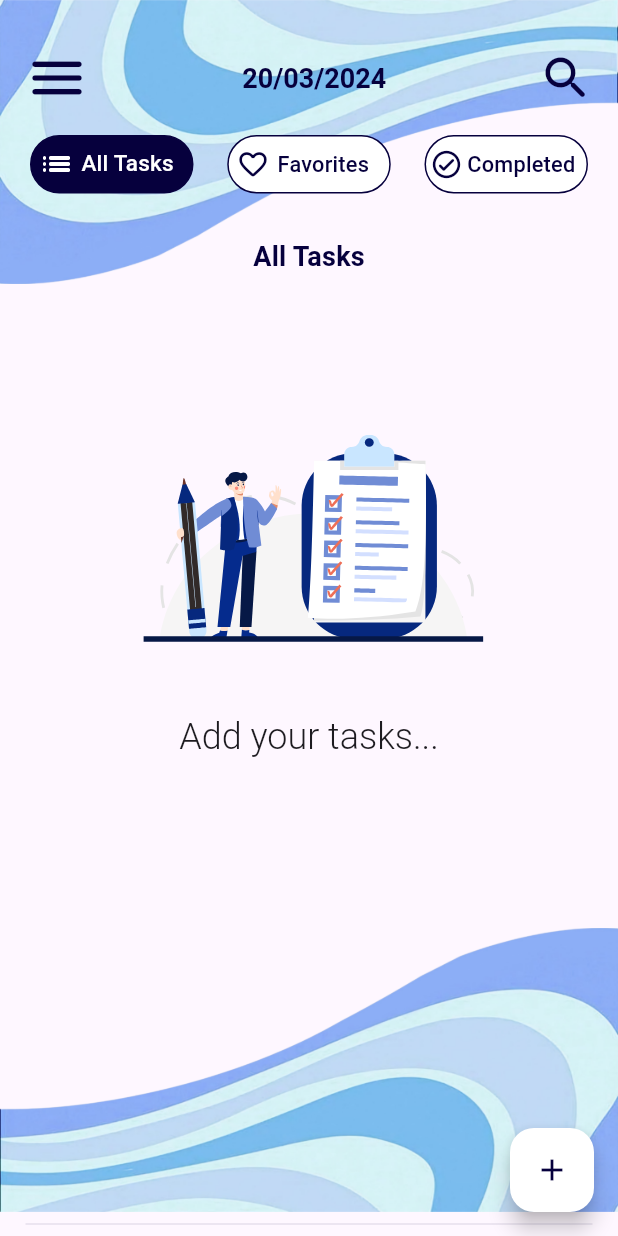
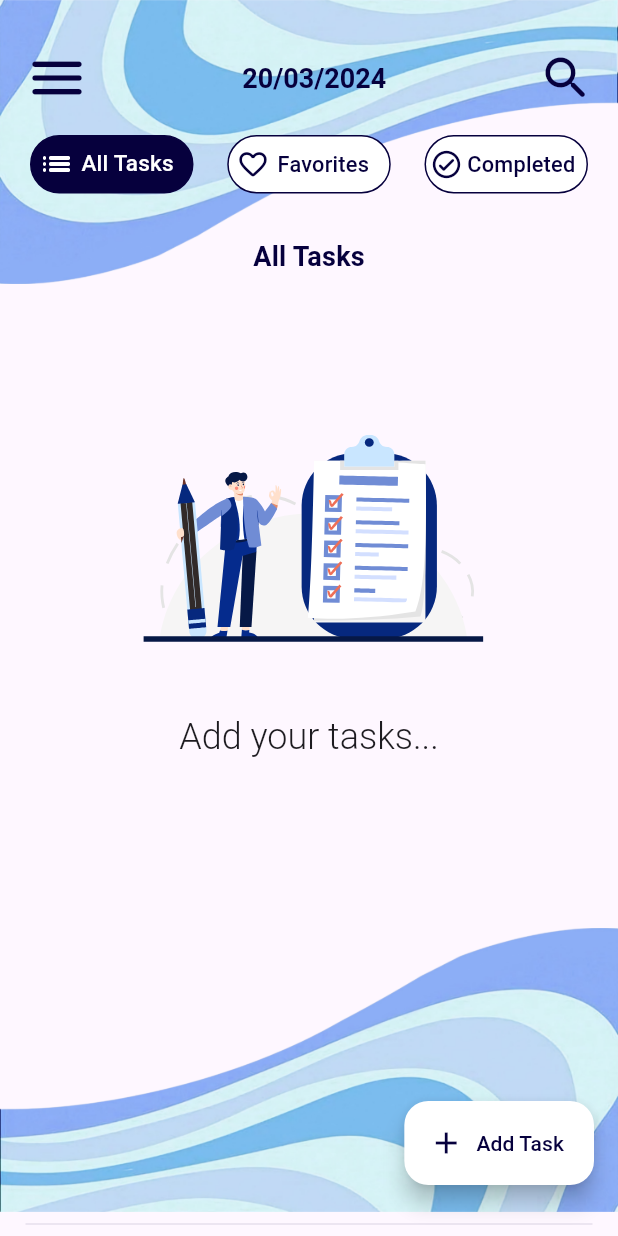
Before and after one commit to codex7Teen/Task_Planner_App, a Flutter app: the ScreenTasks screen opened directly, on a phone screen of 412 x 824 dp. Run offline on Flutter 3.47's test engine with Material 3 defaults, Android fonts, the phone set to English and light mode, and no system bars; our stand-ins replace google_nav_bar, hive_flutter, lottie, smooth_page_indicator, syncfusion_flutter_calendar; accounts and stored records are empty.

Commit message:
floating actionn and sctions

```diff
--- a/lib/db/functions/task_db_functions.dart
+++ b/lib/db/functions/task_db_functions.dart
@@ -5,6 +5,8 @@ import 'package:hive_flutter/hive_flutter.dart';
 import 'package:scribe/db/model/task_model.dart';
 
 ValueNotifier<List<TaskModel>> taskListNotifier = ValueNotifier([]);
+
+// task db functions
 
 //! ADD TASK
 Future<void> addTaskDetails(TaskModel value) async {
--- a/lib/db/model/notes_model.dart
+++ b/lib/db/model/notes_model.dart
@@ -16,5 +16,8 @@ String name;
 @HiveField(2)
 String? note;
 
-NotesModel({this.id, required this.name, this.note});
+@HiveField(3)
+bool isFavorite;
+
+NotesModel({this.id, required this.name, this.note, this.isFavorite = false});
 }
--- a/lib/db/model/task_model.dart
+++ b/lib/db/model/task_model.dart
@@ -20,7 +20,20 @@ class TaskModel extends HiveObject{
   @HiveField(3)
   final List<TaskStepsModel> taskStepsList;
 
-  TaskModel({this.id, required this.name, required this.description,required this.taskStepsList});
+  // FAVORITE ICON
+  @HiveField(4)
+  bool isFavorite;
+
+  // CHECKBOX 1
+  @HiveField(5)
+  bool isChecked1;
+
+  // CHECKBOX 2
+  @HiveField(6)
+  bool isChecked2;
+
+
+  TaskModel({this.id, required this.name, required this.description,required this.taskStepsList, this.isFavorite = false, this.isChecked1 = false, this.isChecked2 = false});
 
   get isChecked => null;
 }
--- a/lib/screens/home_screens/tasks_screen/task_update_bottom_sheet.dart
+++ b/lib/screens/home_screens/tasks_screen/task_update_bottom_sheet.dart
@@ -156,7 +156,7 @@ void updateTaskBottomSheet(BuildContext context, String initialTaskName,
                       },
                       child: Container(
                         height: 35,
-                        width: 100,
+                        width: 105,
                         decoration: BoxDecoration(
                           border: Border.all(width: 1.5, color: Colors.white),
                           borderRadius: BorderRadius.circular(20),
@@ -169,7 +169,7 @@ void updateTaskBottomSheet(BuildContext context, String initialTaskName,
                               Icon(Icons.create_outlined,
                                   color: Colors.white, size: 18.5),
                               SizedBox(width: 6),
-                              Text('Create',
+                              Text('Update',
                                   style: Theme.of(context)
                                       .textTheme
                                       .titleMedium
--- a/lib/screens/home_screens/tasks_screen/tasks_page.dart
+++ b/lib/screens/home_screens/tasks_screen/tasks_page.dart
@@ -32,15 +32,16 @@ class _ScreenTasksState extends State<ScreenTasks> {
       // Global key
       key: _globalKey,
       // floating action button
-      floatingActionButton: FloatingActionButton(
-        onPressed: () {
-          // bottom sheet
-          taskBottomSheet(context);
-        },
-        backgroundColor: Colors.white,
-        child: Icon(
-          Icons.add,
-          color: Color.fromARGB(255, 6, 0, 61),
+      floatingActionButton: Padding(
+        padding: const EdgeInsets.only(bottom: 18),
+        child: FloatingActionButton.extended(
+          label: Text('Add Task', style: Theme.of(context).textTheme.labelLarge!.copyWith(color: Color.fromARGB(255, 6, 0, 61))),
+          icon: Icon(Icons.add, color: Color.fromARGB(255, 6, 0, 61),),
+          onPressed: () {
+            // bottom sheet
+            taskBottomSheet(context);
+          },
+          backgroundColor: Colors.white,
         ),
       ),
       floatingActionButtonLocation: FloatingActionButtonLocation.endFloat,
--- a/lib/screens/home_screens/todo_screen/todo_edit_bottom_sheet.dart
+++ b/lib/screens/home_screens/todo_screen/todo_edit_bottom_sheet.dart
@@ -116,7 +116,7 @@ todoEditBottomSheet(BuildContext context, String initialTodoName, TodoModel todo
                         },
                         child: Container(
                           height: 35,
-                          width: 100,
+                          width: 105,
                           decoration: BoxDecoration(
                               border:
                                   Border.all(width: 1.5, color: Colors.white),
```
Also changed, not shown: lib/screens/home_screens/events_screen/events_page.dart (+12 -8 lines), lib/screens/home_screens/notes_screen/edit_note.dart (+2 -5 lines), lib/screens/home_screens/notes_screen/note_boxes.dart (+20 -13 lines), lib/screens/home_screens/notes_screen/notes_page.dart (+12 -10 lines), lib/screens/home_screens/tasks_screen/task_boxes.dart (+17 -13 lines), lib/screens/home_screens/todo_screen/todo_boxes.dart (+59 -34 lines), lib/screens/home_screens/todo_screen/todo_page.dart (+10 -9 lines), lib/db/model/notes_model.g.dart, lib/db/model/task_model.g.dart, 1 other file.
